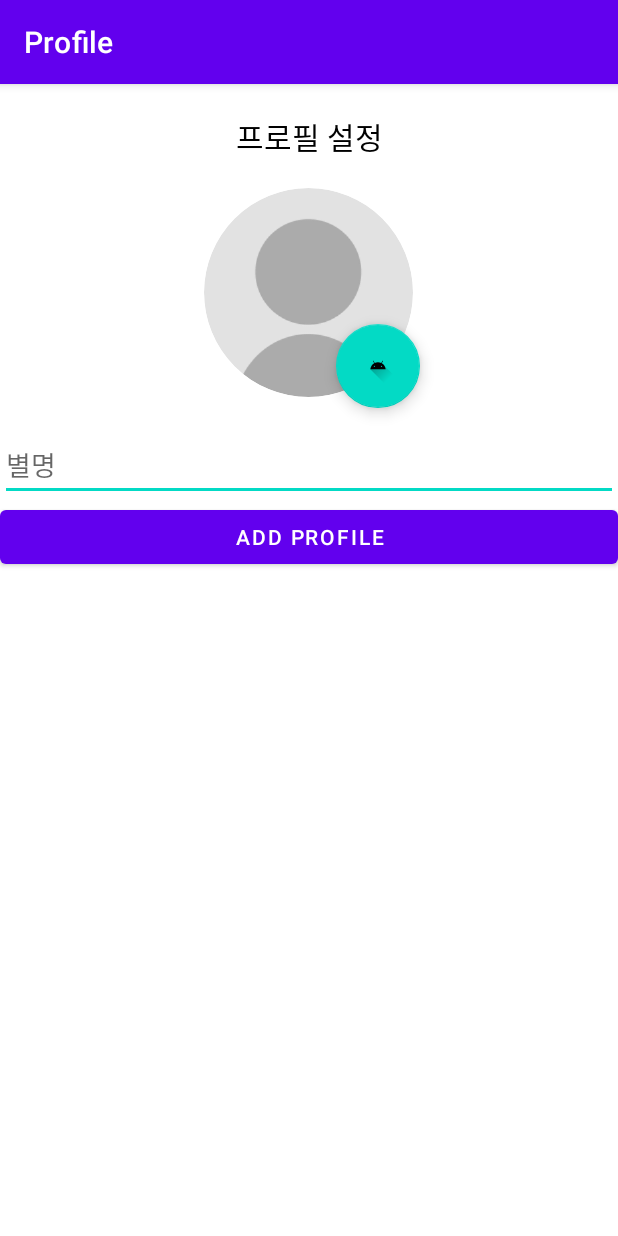
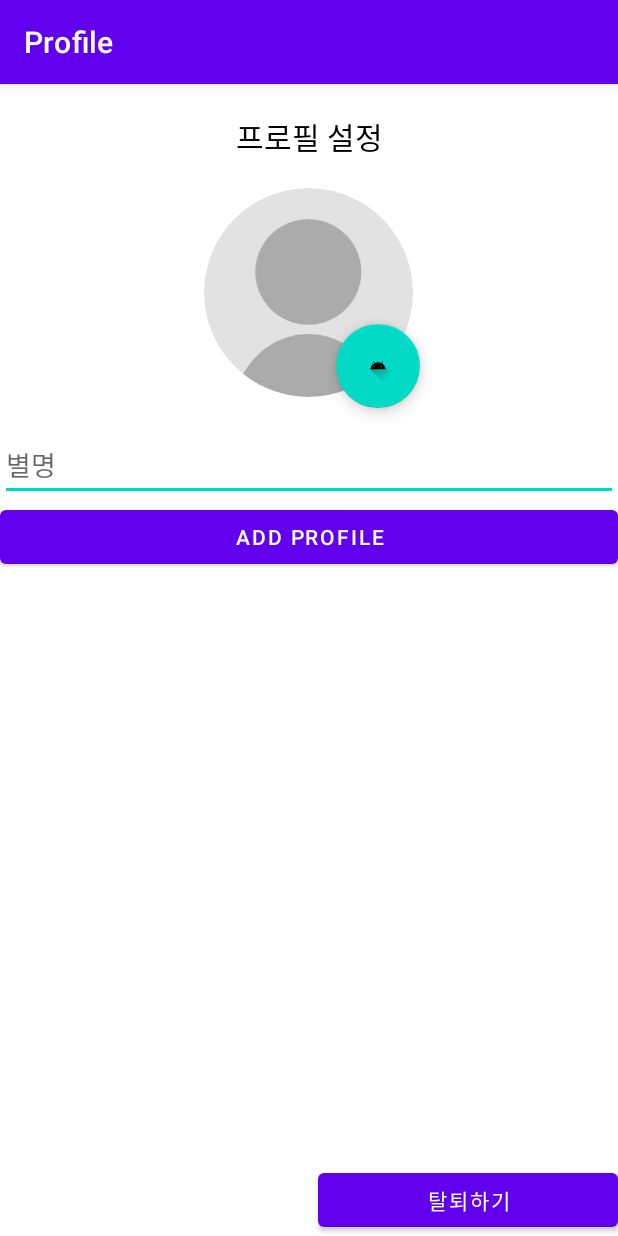
Before and after one commit to OMing06/tooth_app22-01, an Android app: the UserAddActivity screen opened directly, with no data from a screen before it, on a phone screen of 412 x 824 dp. Run offline under Robolectric (Android 15) with nearby library versions, the phone set to English and light mode, and no system bars; our stand-ins replace CircleImageView, Firebase (no records; nobody signed in at launch, a user with empty details on screens opened directly), Picasso.

Commit message:
22-05-09

```diff
--- a/app/src/main/res/layout/activity_user_add.xml
+++ b/app/src/main/res/layout/activity_user_add.xml
@@ -73,4 +73,17 @@
         android:layout_width="match_parent"
         android:layout_height="wrap_content" />
 
+    <LinearLayout
+        android:layout_width="match_parent"
+        android:layout_height="match_parent"
+        android:gravity="bottom|right"
+        android:orientation="vertical">
+
+        <Button
+            android:id="@+id/revokeUser_button"
+            android:layout_width="200dp"
+            android:layout_height="wrap_content"
+            android:text="탈퇴하기" />
+    </LinearLayout>
+
 </LinearLayout>
```
Also changed, not shown: app/src/main/java/com/example/tooset_test02/UserAddActivity.java (+59 -1 lines), 2 other files.
